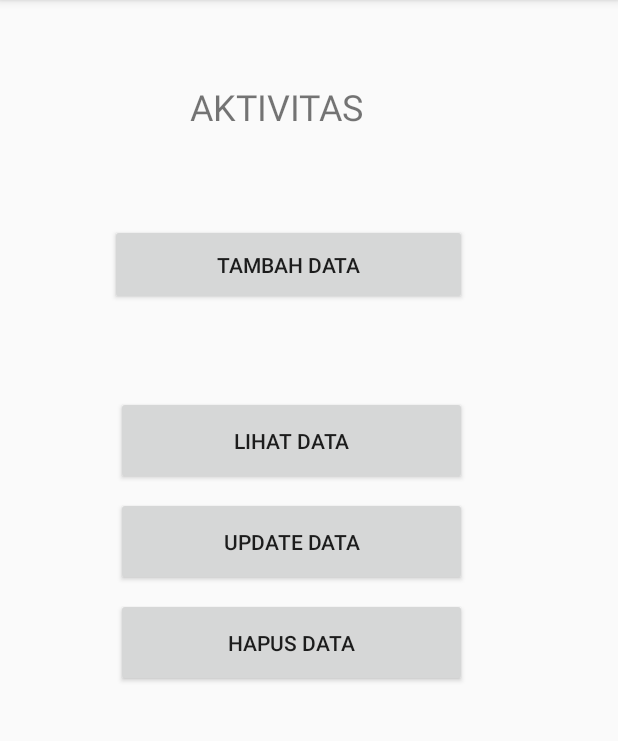
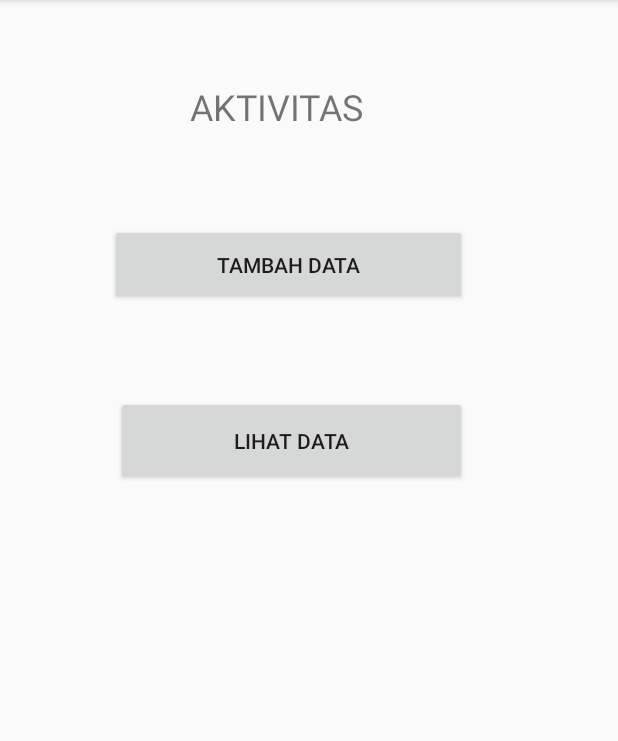
Before and after one commit to nurfajarismail/TestBarang, an Android app: the screen it shows after launch (MainActivity), on a phone screen of 412 x 824 dp, the part 84-825 px from its top. Run offline under Robolectric (Android 15) with nearby library versions, the phone set to English and light mode, and no system bars.

Commit message:
menghapus button update dan delete di activity main

```diff
--- a/app/src/main/res/layout/activity_main.xml
+++ b/app/src/main/res/layout/activity_main.xml
@@ -60,41 +60,6 @@
         app:layout_constraintVertical_bias="0.0"
         />
 
-    <Button
-        android:id="@+id/btnUpdate"
-        android:layout_width="234dp"
-        android:layout_height="59dp"
-        android:layout_marginStart="8dp"
-        android:layout_marginLeft="8dp"
-        android:layout_marginTop="8dp"
-        android:layout_marginEnd="8dp"
-        android:layout_marginRight="8dp"
-        android:layout_marginBottom="400dp"
-        android:text="@string/btnUpdate"
-        app:layout_constraintBottom_toBottomOf="parent"
-        app:layout_constraintEnd_toEndOf="parent"
-        app:layout_constraintHorizontal_bias="0.428"
-        app:layout_constraintStart_toStartOf="parent"
-        app:layout_constraintTop_toBottomOf="@+id/btnLihat"
-        app:layout_constraintVertical_bias="0.0"
-        />
-    <Button
-        android:id="@+id/btnDelete"
-        android:layout_width="234dp"
-        android:layout_height="59dp"
-        android:layout_marginStart="8dp"
-        android:layout_marginLeft="8dp"
-        android:layout_marginTop="8dp"
-        android:layout_marginEnd="8dp"
-        android:layout_marginRight="8dp"
-        android:layout_marginBottom="400dp"
-        android:text="@string/btnDelete"
-        app:layout_constraintBottom_toBottomOf="parent"
-        app:layout_constraintEnd_toEndOf="parent"
-        app:layout_constraintHorizontal_bias="0.428"
-        app:layout_constraintStart_toStartOf="parent"
-        app:layout_constraintTop_toBottomOf="@+id/btnUpdate"
-        app:layout_constraintVertical_bias="0.0"
-        />
+
 
 </androidx.constraintlayout.widget.ConstraintLayout>
```
